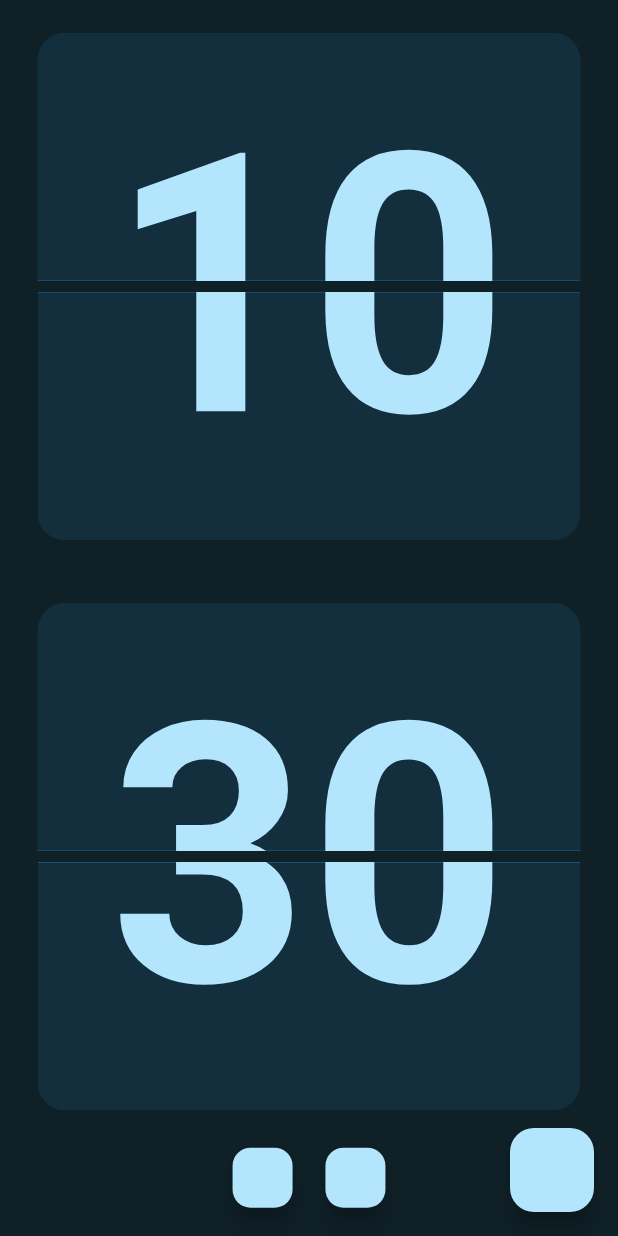
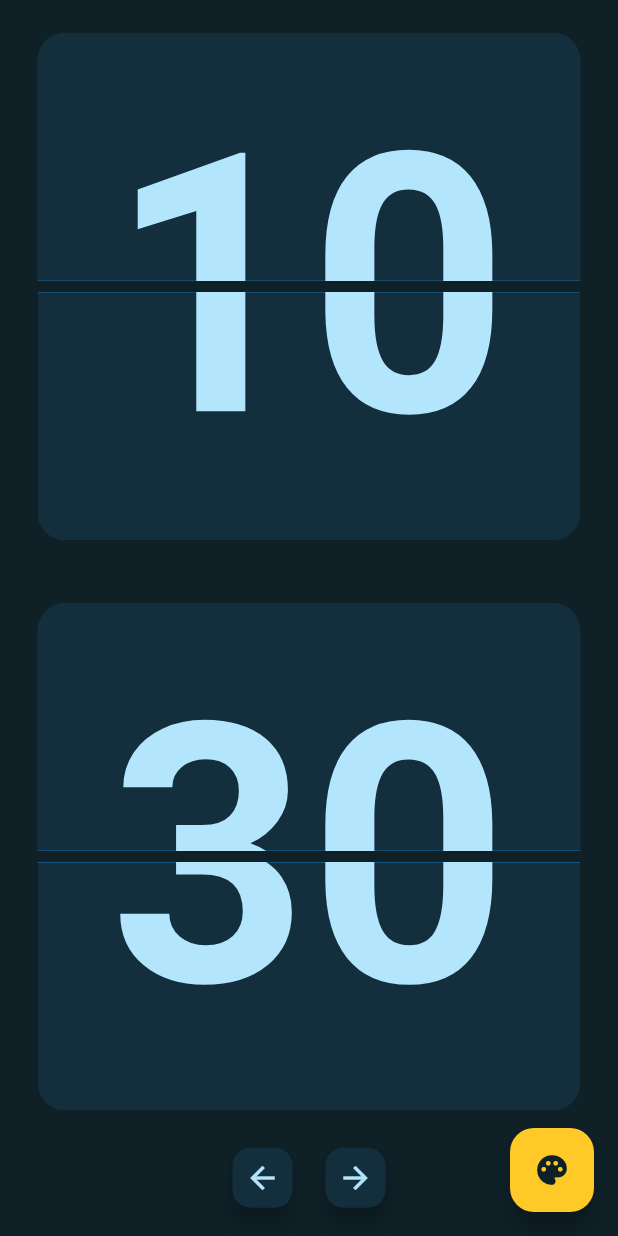
Before and after one commit to mendauuu/do_it_now, a Flutter app: the TodoClockFlip screen opened by its route, swiped to page 3, on a phone screen of 412 x 824 dp. Run offline on Flutter 3.47's test engine with Material 3 defaults, Android fonts, the phone set to English and light mode, and no system bars; our stand-ins replace hive, hive_flutter, lottie, shared_preferences; accounts and stored records are empty.

Commit message:
buttons icons colors fix it

```diff
--- a/lib/ui/flip_clock_widget.dart
+++ b/lib/ui/flip_clock_widget.dart
@@ -101,10 +101,13 @@ class _FlipClockWidgetState extends State<FlipClockWidget> {
                           curve: Curves.easeInOut,
                         );
                       },
-                      backgroundColor: widget.currentTheme?.hourHandColor,
+                      // Use the darker secondary background so it sits 'on top' of the main background
+                      backgroundColor:
+                          widget.currentTheme?.secondaryBackgroundColor,
                       child: Icon(
                         Icons.arrow_back,
-                        color: widget.theme.textColor,
+                        // Use the bright lavender text color so the arrow 'shines'
+                        color: widget.currentTheme?.textColor,
                       ),
                     ),
                     SizedBox(width: spacing * 0.5),
@@ -116,10 +119,11 @@ class _FlipClockWidgetState extends State<FlipClockWidget> {
                           curve: Curves.easeInOut,
                         );
                       },
-                      backgroundColor: widget.currentTheme?.minuteHandColor,
+                      backgroundColor:
+                          widget.currentTheme?.secondaryBackgroundColor,
                       child: Icon(
                         Icons.arrow_forward,
-                        color: widget.theme.textColor,
+                        color: widget.currentTheme?.textColor,
                       ),
                     ),
                   ],
--- a/lib/ui/to_do_screen/home_pager.dart
+++ b/lib/ui/to_do_screen/home_pager.dart
@@ -124,9 +124,14 @@ class _TodoClockFlipState extends State<TodoClockFlip> {
     return Scaffold(
       backgroundColor: currentTheme.backgroundColor,
       floatingActionButton: FloatingActionButton(
-        backgroundColor: currentTheme.hourHandColor,
+        // Use the theme's bright accent color
+        backgroundColor: currentTheme.secondHandColor,
         onPressed: _showThemeSettings,
-        child: Icon(Icons.palette, color: currentTheme.textColor),
+        // Use the deep dark background color for the icon to make it "cut out"
+        child: Icon(
+          Icons.palette,
+          color: currentTheme.backgroundColor,
+        ),
       ),
       body: PageView(
         controller: _pageController,
```
Also changed, not shown: lib/ui/pomodoro_timer.dart (+9 -5 lines).
